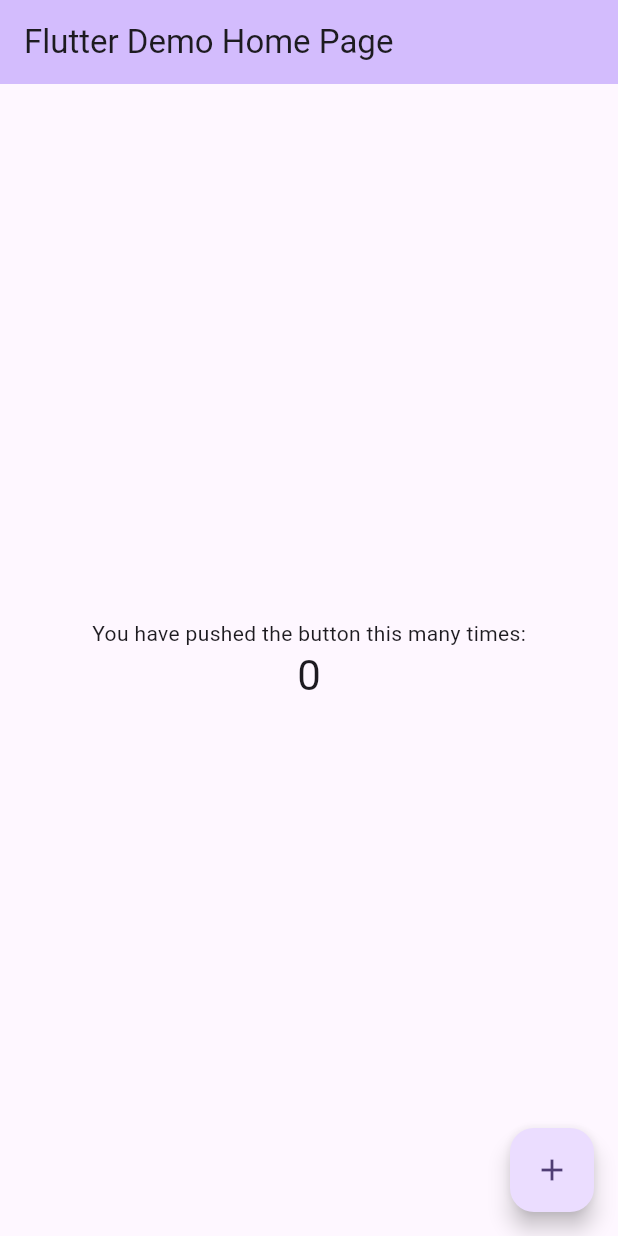
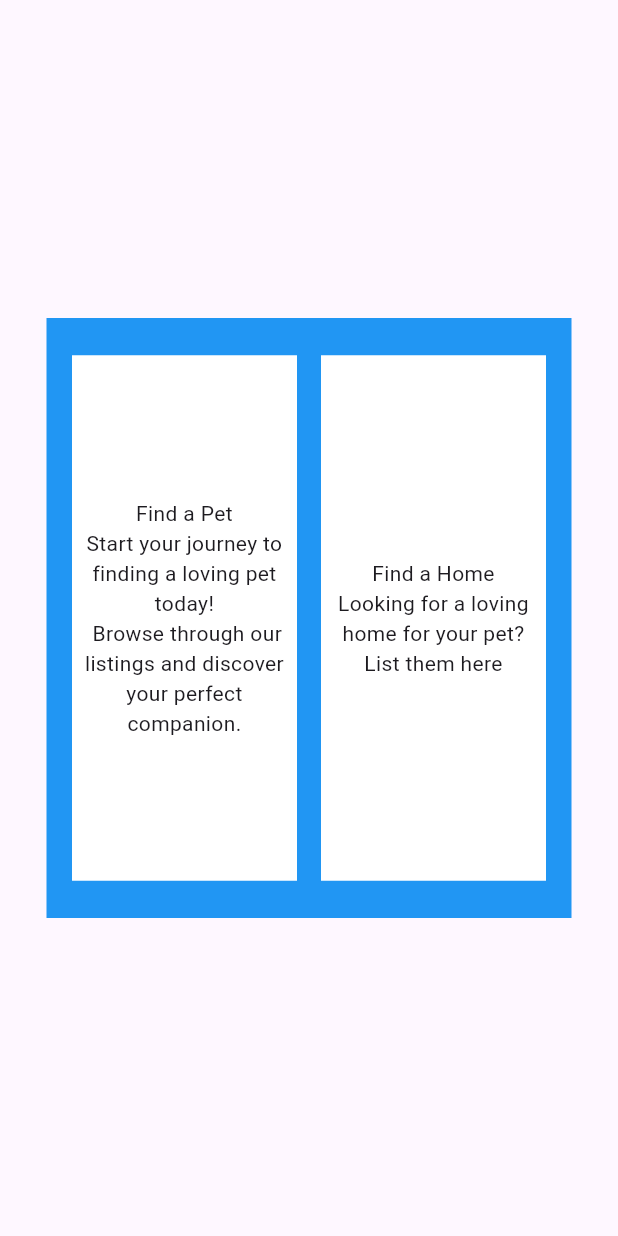
Before and after one commit to Sciege/CCC151, a Flutter app: the screen it shows after launch, on a phone screen of 412 x 824 dp. Run offline on Flutter 3.47's test engine with Material 3 defaults, Android fonts, the phone set to English and light mode, and no system bars.

Commit message:
Added auth page

```diff
--- /dev/null
+++ b/lib/authpage/authPage.dart
@@ -0,0 +1,67 @@
+import 'package:flutter/material.dart';
+
+class AuthPage extends StatelessWidget {
+  const AuthPage({super.key});
+
+  @override
+  Widget build(BuildContext context) {
+    return Scaffold(
+      body: Center(
+        child: Container(
+            height: 400,
+            width: 350,
+            color: Colors.blue,
+            child: Container(
+              child: Row(
+                mainAxisAlignment: MainAxisAlignment.center,
+                children: [
+                  _widgetAuthContainer(
+                      title: 'Find a Pet',
+                      description:
+                          'Start your journey to finding a loving pet today! \n Browse through our listings and discover your perfect companion.'),
+                  _widgetAuthContainer(
+                      title: 'Find a Home',
+                      description:
+                          'Looking for a loving home for your pet? List them here')
+                ],
+              ),
+            )),
+      ),
+    );
+  }
+}
+
+Widget _widgetAuthContainer(
+    {required String title, required String description}) {
+  return Padding(
+    padding: const EdgeInsets.all(8.0),
+    child: Material(
+      color: Colors.white,
+      child: InkWell(
+        onTap: () {
+          print('TAPPED');
+        },
+        child: Container(
+          height: 350,
+          width: 150,
+          padding: EdgeInsets.all(8),
+          color: Colors.white,
+          child: Column(
+            mainAxisSize: MainAxisSize.min,
+            mainAxisAlignment: MainAxisAlignment.center,
+            children: [
+              Text(
+                title,
+                textAlign: TextAlign.center,
+              ),
+              Text(
+                description,
+                textAlign: TextAlign.center,
+              )
+            ],
+          ),
+        ),
+      ),
+    ),
+  );
+}
--- a/lib/main.dart
+++ b/lib/main.dart
@@ -1,125 +1,15 @@
 import 'package:flutter/material.dart';
+import 'authpage/authPage.dart';
 
 void main() {
-  runApp(const MyApp());
+  runApp(MainPage());
 }
 
-class MyApp extends StatelessWidget {
-  const MyApp({super.key});
-
-  // This widget is the root of your application.
-  @override
-  Widget build(BuildContext context) {
-    return MaterialApp(
-      title: 'Flutter Demo',
-      theme: ThemeData(
-        // This is the theme of your application.
-        //
-        // TRY THIS: Try running your application with "flutter run". You'll see
-        // the application has a purple toolbar. Then, without quitting the app,
-        // try changing the seedColor in the colorScheme below to Colors.green
-        // and then invoke "hot reload" (save your changes or press the "hot
-        // reload" button in a Flutter-supported IDE, or press "r" if you used
-        // the command line to start the app).
-        //
-        // Notice that the counter didn't reset back to zero; the application
-        // state is not lost during the reload. To reset the state, use hot
-        // restart instead.
-        //
-        // This works for code too, not just values: Most code changes can be
-        // tested with just a hot reload.
-        colorScheme: ColorScheme.fromSeed(seedColor: Colors.deepPurple),
-        useMaterial3: true,
-      ),
-      home: const MyHomePage(title: 'Flutter Demo Home Page'),
-    );
-  }
-}
-
-class MyHomePage extends StatefulWidget {
-  const MyHomePage({super.key, required this.title});
-
-  // This widget is the home page of your application. It is stateful, meaning
-  // that it has a State object (defined below) that contains fields that affect
-  // how it looks.
-
-  // This class is the configuration for the state. It holds the values (in this
-  // case the title) provided by the parent (in this case the App widget) and
-  // used by the build method of the State. Fields in a Widget subclass are
-  // always marked "final".
-
-  final String title;
-
-  @override
-  State<MyHomePage> createState() => _MyHomePageState();
-}
-
-class _MyHomePageState extends State<MyHomePage> {
-  int _counter = 0;
-
-  void _incrementCounter() {
-    setState(() {
-      // This call to setState tells the Flutter framework that something has
-      // changed in this State, which causes it to rerun the build method below
-      // so that the display can reflect the updated values. If we changed
-      // _counter without calling setState(), then the build method would not be
-      // called again, and so nothing would appear to happen.
-      _counter++;
-    });
-  }
+class MainPage extends StatelessWidget {
+  const MainPage({super.key});
 
   @override
   Widget build(BuildContext context) {
-    // This method is rerun every time setState is called, for instance as done
-    // by the _incrementCounter method above.
-    //
-    // The Flutter framework has been optimized to make rerunning build methods
-    // fast, so that you can just rebuild anything that needs updating rather
-    // than having to individually change instances of widgets.
-    return Scaffold(
-      appBar: AppBar(
-        // TRY THIS: Try changing the color here to a specific color (to
-        // Colors.amber, perhaps?) and trigger a hot reload to see the AppBar
-        // change color while the other colors stay the same.
-        backgroundColor: Theme.of(context).colorScheme.inversePrimary,
-        // Here we take the value from the MyHomePage object that was created by
-        // the App.build method, and use it to set our appbar title.
-        title: Text(widget.title),
-      ),
-      body: Center(
-        // Center is a layout widget. It takes a single child and positions it
-        // in the middle of the parent.
-        child: Column(
-          // Column is also a layout widget. It takes a list of children and
-          // arranges them vertically. By default, it sizes itself to fit its
-          // children horizontally, and tries to be as tall as its parent.
-          //
-          // Column has various properties to control how it sizes itself and
-          // how it positions its children. Here we use mainAxisAlignment to
-          // center the children vertically; the main axis here is the vertical
-          // axis because Columns are vertical (the cross axis would be
-          // horizontal).
-          //
-          // TRY THIS: Invoke "debug painting" (choose the "Toggle Debug Paint"
-          // action in the IDE, or press "p" in the console), to see the
-          // wireframe for each widget.
-          mainAxisAlignment: MainAxisAlignment.center,
-          children: <Widget>[
-            const Text(
-              'You have pushed the button this many times:',
-            ),
-            Text(
-              '$_counter',
-              style: Theme.of(context).textTheme.headlineMedium,
-            ),
-          ],
-        ),
-      ),
-      floatingActionButton: FloatingActionButton(
-        onPressed: _incrementCounter,
-        tooltip: 'Increment',
-        child: const Icon(Icons.add),
-      ), // This trailing comma makes auto-formatting nicer for build methods.
-    );
+    return MaterialApp(debugShowCheckedModeBanner: false, home: AuthPage());
   }
 }
```
Also changed, not shown: 1 other file.
